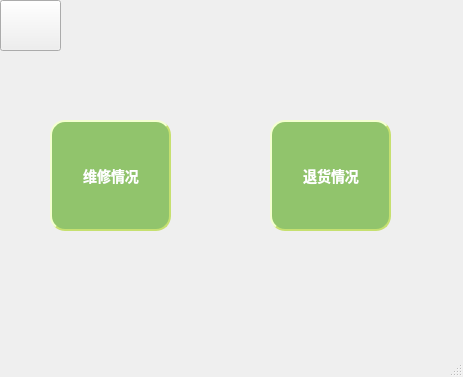
Qt form mainwindow11.ui (code-aifarmer/Home-appliance-information-management-system-) before a commit.
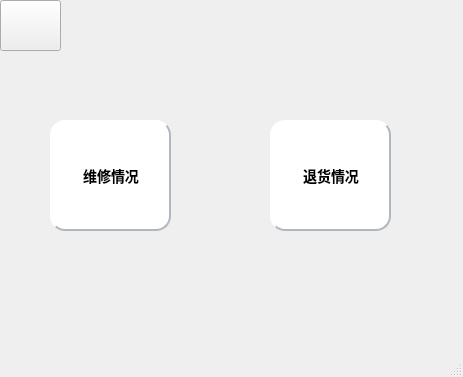
The same form after that commit. Icons and pictures are not drawn.

The edit to the form file:
```diff
--- a/mainwindow11.ui
+++ b/mainwindow11.ui
@@ -39,15 +39,15 @@
 }
 
 QPushButton {
-background-color: #91c46c;
+background-color: #ffffff;
 color: #ffffff;
-color:white;
+color:black;
                     /* 文字颜色 */
-background-color: #91c46c;       /* 背景色 */
+background-color: #ffffff;       /* 背景色 */
 border-style: outset;            /* 边框风格 */
 border-width: 2px;               /* 边框宽度 */
 border-radius: 5px;              /* 边框圆角 */
-border-color: #c6e070;           /* 边框颜色 */
+border-color: #b0b7c1;           /* 边框颜色 */
 font: bold 14px;                 /* 字体 */
 min-width: 2em;                  /* 控件最小宽度 */
 min-height: 2px;                 /* 控件最小高度 */
@@ -82,15 +82,15 @@
 }
 
 QPushButton {
-background-color: #91c46c;
+background-color: #ffffff;
 color: #ffffff;
-color:white;
+color:black;
                     /* 文字颜色 */
-background-color: #91c46c;       /* 背景色 */
+background-color: #ffffff;       /* 背景色 */
 border-style: outset;            /* 边框风格 */
 border-width: 2px;               /* 边框宽度 */
 border-radius: 5px;              /* 边框圆角 */
-border-color: #c6e070;           /* 边框颜色 */
+border-color: #b0b7c1;           /* 边框颜色 */
 font: bold 14px;                 /* 字体 */
 min-width: 2em;                  /* 控件最小宽度 */
 min-height: 2px;                 /* 控件最小高度 */
```
Left out of the diff: 20 changed lines with no effect on the pictures.
